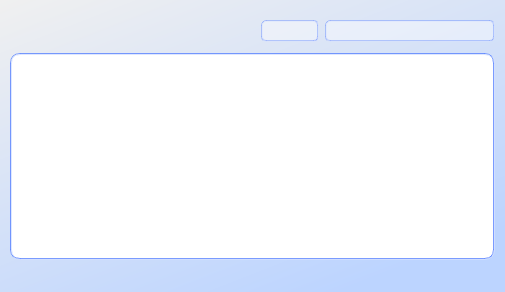
The window that bin/data/ui/communications.ui (realXtend/tundra) describes before a commit, drawn with Qt 5.
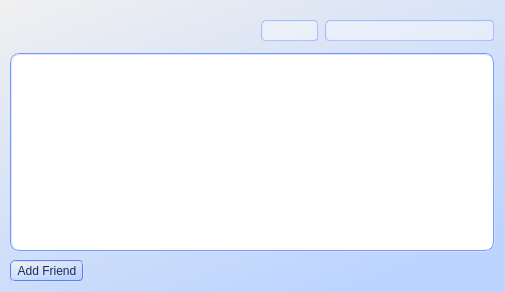
The same window after the commit. Icons and pictures are not drawn.

Commit message: * Can now add friends and receive friend request (accept, deny, ask later) * New .ui files for there widgets

Patch:
```diff
--- a/bin/data/ui/communications.ui
+++ b/bin/data/ui/communications.ui
@@ -442,6 +442,34 @@
         </layout>
        </item>
        <item>
+        <layout class="QHBoxLayout" name="horizontalLayout_3">
+         <item>
+          <widget class="QPushButton" name="pushButton_AddFriend">
+           <property name="styleSheet">
+            <string> QPushButton {
+	color: rgb(25, 44, 98);
+	background-color: qlineargradient(spread:pad, x1:0, y1:0, x2:0.676, y2:1, stop:0 rgba(240, 240, 240, 255), stop:1 rgba(188, 212, 255, 255));
+	border: 2px groove white;
+	border-color: rgb(86, 128, 255);
+	border-radius: 5px;
+	padding: 2px 5px;
+}
+
+QPushButton::pressed{
+	color: rgb(74, 87, 107);
+	background-color: rgba(255, 255, 255, 255);
+}
+
+QPushButton {
+	min-width: 60px;
+}</string>
+           </property>
+           <property name="text">
+            <string>Add Friend</string>
+           </property>
+          </widget>
+         </item>
+         <item>
         <widget class="QLabel" name="label_ConnectionStatus">
          <property name="sizePolicy">
           <sizepolicy hsizetype="Fixed" vsizetype="Fixed">
@@ -452,7 +480,25 @@
          <property name="styleSheet">
           <string>background-color: rgba(255, 255, 255, 0);</string>
          </property>
-        </widget>
+           <property name="text">
+            <string/>
+           </property>
+          </widget>
+         </item>
+         <item>
+          <spacer name="horizontalSpacer_2">
+           <property name="orientation">
+            <enum>Qt::Horizontal</enum>
+           </property>
+           <property name="sizeHint" stdset="0">
+            <size>
+             <width>40</width>
+             <height>20</height>
+            </size>
+           </property>
+          </spacer>
+         </item>
+        </layout>
        </item>
       </layout>
      </item>
```
Lines whose indentation alone changed are shown as unchanged. The commit also changes 5 other files.
